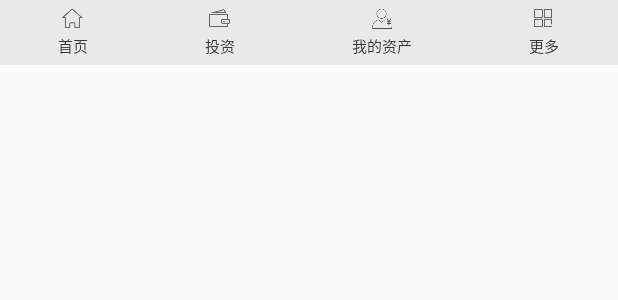
After one commit to zhangsan2016/MyP2PInverst, an Android app: the layout main_bottom.xml on its own in the app's theme, with its tools: preview values and no code run, on a phone screen of 412 x 824 dp. The commit adds this screen. Shown: the top 300 px of the screen. Run offline under Robolectric (Android 15) with nearby library versions, the phone set to English and light mode, and no system bars.

Commit message:
2018年11月3日 13:47:01

```diff
--- a/app/src/main/res/layout/fragment_home.xml
+++ b/app/src/main/res/layout/fragment_home.xml
@@ -8,7 +8,7 @@
 
     <include layout="@layout/common_title"></include>
 
-    <ScrollView
+    <myp2pinverst.ldgd.com.myp2pinverst.ui.MyScrollView
         android:layout_width="match_parent"
         android:layout_height="match_parent">
 
@@ -153,7 +153,7 @@
 
         </LinearLayout>
 
-    </ScrollView>
+    </myp2pinverst.ldgd.com.myp2pinverst.ui.MyScrollView>
 
 
 </LinearLayout>
--- /dev/null
+++ b/app/src/main/res/layout/main_bottom.xml
@@ -0,0 +1,51 @@
+<?xml version="1.0" encoding="utf-8"?>
+<LinearLayout xmlns:android="http://schemas.android.com/apk/res/android"
+    xmlns:app="http://schemas.android.com/apk/res-auto"
+    xmlns:tools="http://schemas.android.com/tools"
+    android:layout_width="match_parent"
+    android:layout_height="wrap_content"
+    android:orientation="vertical">
+
+
+
+    <!--RadioGroup-->
+    <RadioGroup
+        android:id="@+id/rg_bottom_tag"
+        android:layout_width="match_parent"
+        android:layout_height="wrap_content"
+        android:background="#11000000"
+        android:orientation="horizontal">
+
+        <RadioButton
+            android:id="@+id/rb_home"
+            style="@style/botttom_tag_style"
+            android:drawableTop="@drawable/rb_home_drawable_selector"
+            android:text="首页" />
+
+        <RadioButton
+            android:id="@+id/rb_invest"
+            style="@style/botttom_tag_style"
+            android:drawableTop="@drawable/rb_invest_drawable_selector"
+            android:text="投资" />
+
+        <RadioButton
+            android:id="@+id/rb_me"
+            style="@style/botttom_tag_style"
+            android:textColor="@drawable/rb_meview_textcolor_selector"
+            android:drawableTop="@drawable/rb_me_drawable_selector"
+            android:text="我的资产" />
+
+
+        <RadioButton
+            android:id="@+id/rb_more"
+            style="@style/botttom_tag_style"
+            android:drawableTop="@drawable/rb_more_drawable_selectr"
+            android:text="更多" />
+
+    </RadioGroup>
+
+
+
+
+
+</LinearLayout>
```
Also changed, not shown: app/src/main/java/myp2pinverst/ldgd/com/myp2pinverst/ui/MyScrollView.java (added, +104 -0 lines), app/src/main/res/layout/activity_main.xml (+1 -33 lines).
